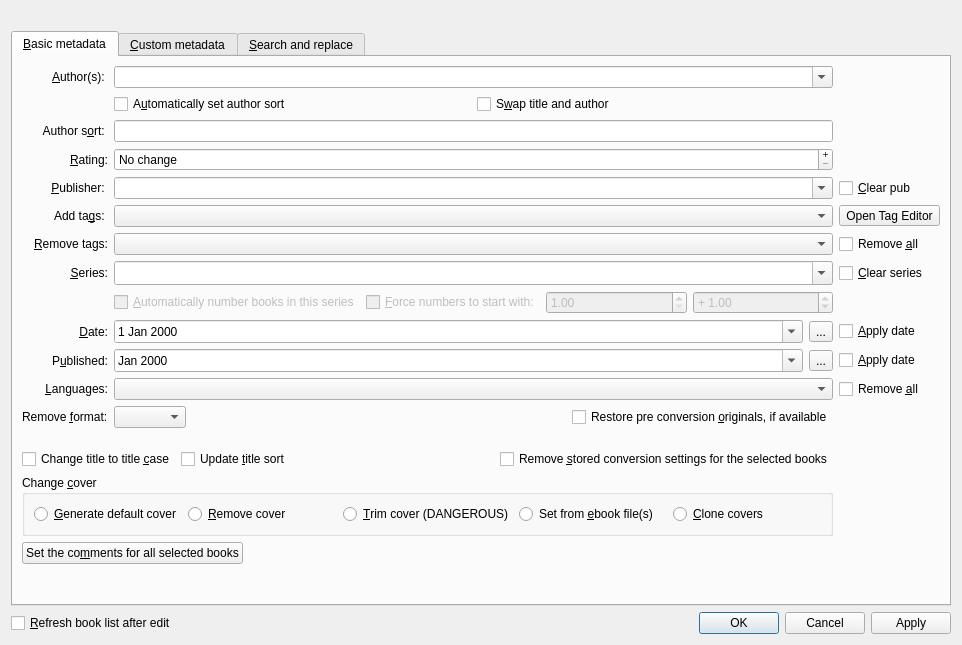
First picture: the form in src/calibre/gui2/dialogs/metadata_bulk.ui, repository kovidgoyal/calibre, before the edit.
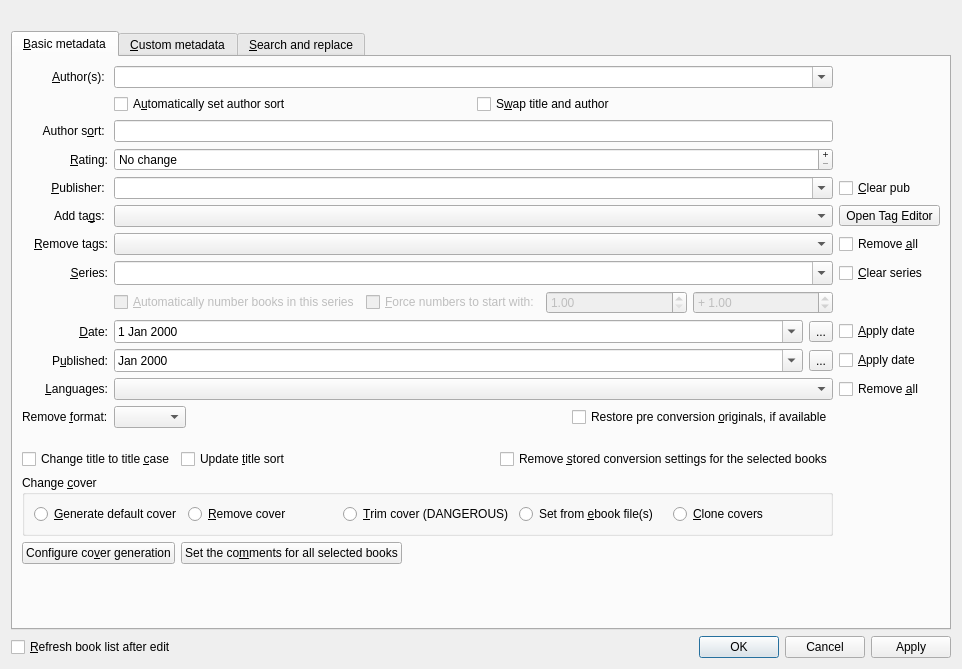
Second picture: the form after the edit. Icons and pictures are not drawn. Custom widgets are drawn as their Qt base class.

Commit message: Edit metadata in bulk dialog: Allow configuring the types of generated covers. Fixes #1559257 [Generate Cover Customisation](https://bugs.launchpad.net/calibre/+bug/1559257)

Patch:
```diff
--- a/src/calibre/gui2/dialogs/metadata_bulk.ui
+++ b/src/calibre/gui2/dialogs/metadata_bulk.ui
@@ -7,7 +7,7 @@
     <x>0</x>
     <y>0</y>
     <width>962</width>
-    <height>645</height>
+    <height>669</height>
    </rect>
   </property>
   <property name="windowTitle">
@@ -45,7 +45,7 @@
         <x>0</x>
         <y>0</y>
         <width>944</width>
-        <height>576</height>
+        <height>600</height>
        </rect>
       </property>
       <layout class="QVBoxLayout" name="verticalLayout_2">
@@ -602,7 +602,7 @@
              <property name="title">
               <string>Change &amp;cover</string>
              </property>
-             <layout class="QHBoxLayout" name="horizontalLayout">
+             <layout class="QHBoxLayout" name="horizontalLayout_9">
               <item>
                <widget class="QRadioButton" name="cover_generate">
                 <property name="text">
@@ -684,17 +684,44 @@
             </widget>
            </item>
            <item row="16" column="0" colspan="2">
-            <widget class="QPushButton" name="comments_button">
-             <property name="sizePolicy">
-              <sizepolicy hsizetype="Maximum" vsizetype="Fixed">
-               <horstretch>0</horstretch>
-               <verstretch>0</verstretch>
-              </sizepolicy>
-             </property>
-             <property name="text">
-              <string>Set the co&amp;mments for all selected books</string>
-             </property>
-            </widget>
+            <layout class="QHBoxLayout" name="horizontalLayout">
+             <item>
+              <widget class="QPushButton" name="button_config_cover_gen">
+               <property name="toolTip">
+                <string>Control how the default generated covers are created</string>
+               </property>
+               <property name="text">
+                <string>Configure co&amp;ver generation</string>
+               </property>
+              </widget>
+             </item>
+             <item>
+              <widget class="QPushButton" name="comments_button">
+               <property name="sizePolicy">
+                <sizepolicy hsizetype="Maximum" vsizetype="Fixed">
+                 <horstretch>0</horstretch>
+                 <verstretch>0</verstretch>
+                </sizepolicy>
+               </property>
+               <property name="text">
+                <string>Set the co&amp;mments for all selected books</string>
+               </property>
+              </widget>
+             </item>
+             <item>
+              <spacer name="horizontalSpacer_5">
+               <property name="orientation">
+                <enum>Qt::Horizontal</enum>
+               </property>
+               <property name="sizeHint" stdset="0">
+                <size>
+                 <width>40</width>
+                 <height>20</height>
+                </size>
+               </property>
+              </spacer>
+             </item>
+            </layout>
            </item>
            <item row="4" column="2">
             <widget class="QCheckBox" name="clear_pub">
```
Left out of the diff: 632 changed lines with no effect on the pictures. The commit also changes 1 other file.
